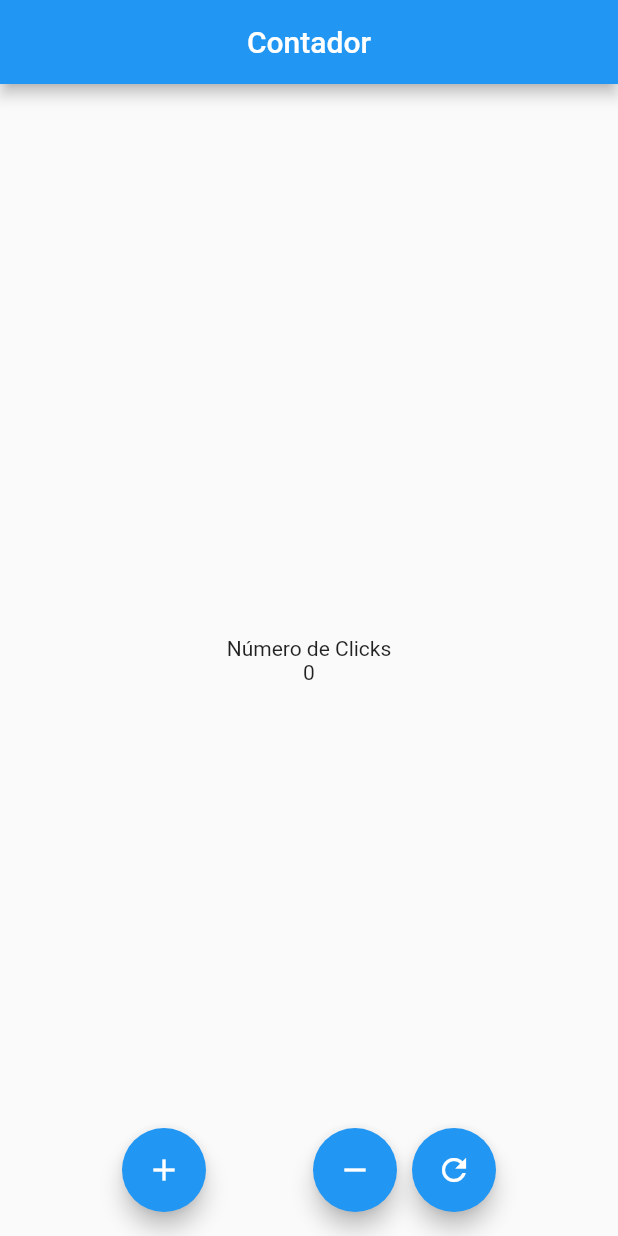
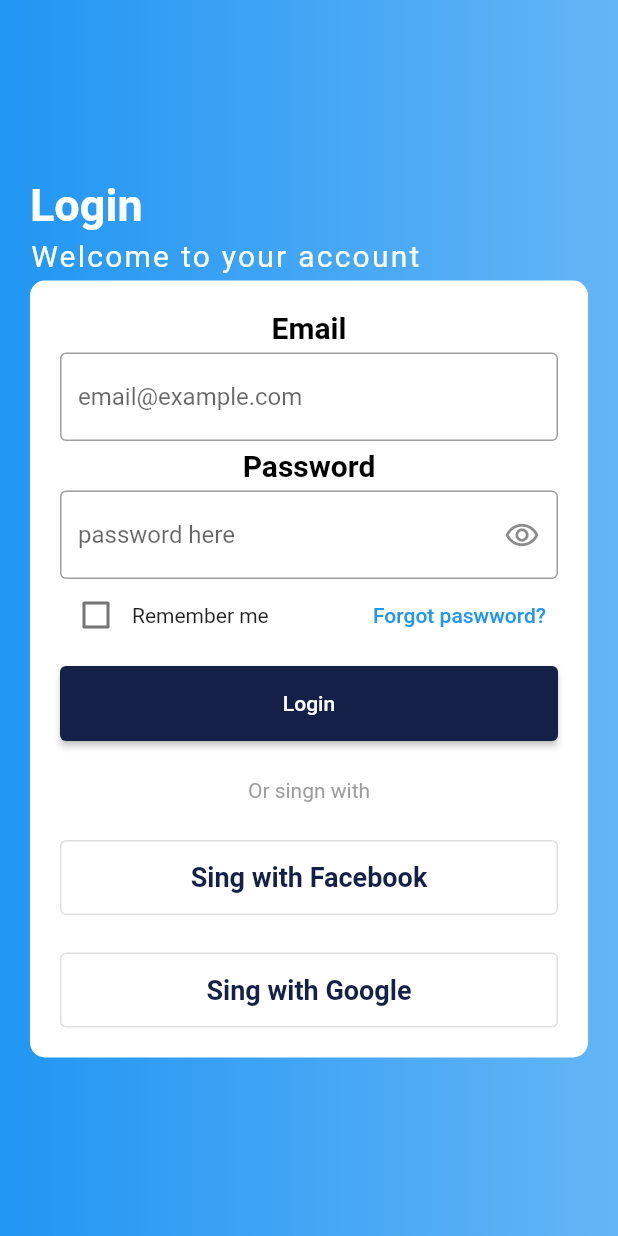
Before and after one commit to IsaacRJimenezR/proyecto_1, a Flutter app: the screen it shows after launch, on a phone screen of 412 x 824 dp. Run offline on Flutter 3.47's test engine with Material 2 defaults, Android fonts, the phone set to English and light mode, and no system bars.

Commit message:
Interfaz de Flutter

```diff
--- a/lib/main.dart
+++ b/lib/main.dart
@@ -1,5 +1,6 @@
 import 'package:flutter/material.dart';
-import 'package:proyecto_1/pages/home_page.dart';
+import 'package:proyecto_1/pages/login_page.dart';
+// import 'package:proyecto_1/pages/home_page.dart';
 
 void main() => runApp(const MyApp());
 
@@ -8,9 +9,9 @@ class MyApp extends StatelessWidget {
 
   @override
   Widget build(BuildContext context) {
-    return MaterialApp(
+    return const MaterialApp(
       title: 'MaterialApp',
-      home: HomePage(),
+      home: LoginPage(),
     );
   }
 }
--- a/lib/pages/home_page.dart
+++ b/lib/pages/home_page.dart
@@ -1,7 +1,7 @@
 import 'package:flutter/material.dart';
 
 class HomePage extends StatefulWidget {
-  HomePage({Key? key}) : super(key: key);
+  const HomePage({Key? key}) : super(key: key);
 
   @override
   State<HomePage> createState() => _HomePageState();
--- /dev/null
+++ b/lib/pages/login_page.dart
@@ -0,0 +1,275 @@
+import 'package:flutter/material.dart';
+
+class LoginPage extends StatefulWidget {
+  const LoginPage({super.key});
+
+  @override
+  State<LoginPage> createState() => _LoginPageState();
+}
+
+class _LoginPageState extends State<LoginPage> {
+  @override
+  Widget build(BuildContext context) {
+    return const Scaffold(
+      body: Stack(
+        children: [
+          Fondo(),
+          Contenido(),
+        ],
+      ),
+    );
+  }
+}
+
+//PARA FONDO
+class Fondo extends StatelessWidget {
+  const Fondo({super.key});
+
+  @override
+  Widget build(BuildContext context) {
+    return Container(
+      decoration: BoxDecoration(
+          gradient: LinearGradient(
+        colors: [
+          Colors.blue.shade300,
+          Colors.blue,
+        ],
+        begin: Alignment.centerRight,
+        end: Alignment.centerLeft,
+      )),
+    );
+  }
+}
+
+//PARA CONTENIDO
+class Contenido extends StatefulWidget {
+  const Contenido({super.key});
+
+  @override
+  State<Contenido> createState() => _ContenidoState();
+}
+
+class _ContenidoState extends State<Contenido> {
+  @override
+  Widget build(BuildContext context) {
+    return const Padding(
+      padding: EdgeInsets.symmetric(horizontal: 20),
+      child: Column(
+        mainAxisAlignment: MainAxisAlignment.center,
+        crossAxisAlignment: CrossAxisAlignment.start,
+        children: [
+          Text(
+            'Login',
+            style: TextStyle(
+              color: Colors.white,
+              fontSize: 30,
+              fontWeight: FontWeight.bold,
+            ),
+          ),
+          SizedBox(
+            height: 5,
+          ),
+          Text(
+            'Welcome to your account',
+            style: TextStyle(
+                color: Colors.white, fontSize: 20, letterSpacing: 1.5),
+          ),
+          SizedBox(
+            height: 5,
+          ),
+          Datos(),
+        ],
+      ),
+    );
+  }
+}
+
+class Datos extends StatefulWidget {
+  const Datos({super.key});
+
+  @override
+  State<Datos> createState() => _DatosState();
+}
+
+class _DatosState extends State<Datos> {
+//Varoable tipo bool
+  bool obs = true;
+
+  @override
+  Widget build(BuildContext context) {
+    return Container(
+      padding: const EdgeInsets.all(20),
+      decoration: BoxDecoration(
+          borderRadius: BorderRadius.circular(10), color: Colors.white),
+      child: Column(
+        children: [
+          const Text(
+            'Email',
+            style: TextStyle(
+              color: Colors.black,
+              fontSize: 20,
+              fontWeight: FontWeight.bold,
+            ),
+          ),
+          const SizedBox(height: 5),
+          TextFormField(
+            keyboardType: TextInputType.emailAddress,
+            decoration: const InputDecoration(
+                border: OutlineInputBorder(), hintText: 'email@example.com'),
+          ),
+          const SizedBox(
+            height: 5,
+          ),
+          const Text(
+            'Password',
+            style: TextStyle(
+              color: Colors.black,
+              fontSize: 20,
+              fontWeight: FontWeight.bold,
+            ),
+          ),
+          const SizedBox(
+            height: 5,
+          ),
+          TextFormField(
+            obscureText: obs,
+            decoration: InputDecoration(
+              border: const OutlineInputBorder(),
+              hintText: 'password here',
+              suffixIcon: IconButton(
+                icon: const Icon(Icons.remove_red_eye_outlined),
+                onPressed: () {
+                  setState(() {
+                    obs == true ? obs = false : obs = true;
+                  });
+                },
+              ),
+            ),
+          ),
+          const Remember(),
+          const SizedBox(
+            height: 5,
+          ),
+          const Botones(),
+        ],
+      ),
+    );
+  }
+}
+
+class Remember extends StatefulWidget {
+  const Remember({super.key});
+
+  @override
+  State<Remember> createState() => _RememberState();
+}
+
+class _RememberState extends State<Remember> {
+  bool valor = false;
+  @override
+  Widget build(BuildContext context) {
+    return Row(
+      children: [
+        Checkbox(
+            value: valor,
+            onChanged: (value) {
+              setState(() {
+                valor == false ? valor = true : valor = false;
+              });
+            }),
+        const Text('Remember me'),
+        const Spacer(),
+        TextButton(
+          onPressed: () {},
+          child: const Text('Forgot paswword?'),
+        )
+      ],
+    );
+  }
+}
+
+class Botones extends StatefulWidget {
+  const Botones({super.key});
+
+  @override
+  State<Botones> createState() => _BotonesState();
+}
+
+class _BotonesState extends State<Botones> {
+  @override
+  Widget build(BuildContext context) {
+    return Column(
+      children: [
+        const SizedBox(
+          height: 5,
+        ),
+        SizedBox(
+          width: double.infinity,
+          height: 50,
+          child: ElevatedButton(
+            onPressed: () {},
+            style: ButtonStyle(
+              backgroundColor:
+                  MaterialStateProperty.all<Color>(const Color(0xff142047)),
+            ),
+            child: const Text(
+              'Login',
+              style: TextStyle(
+                color: Colors.white,
+              ),
+            ),
+          ),
+        ),
+        const SizedBox(
+          height: 25,
+          width: double.infinity,
+        ),
+        const Text(
+          'Or singn with',
+          style: TextStyle(
+            color: Colors.grey,
+          ),
+        ),
+        const SizedBox(
+          height: 25,
+          width: double.infinity,
+        ),
+        SizedBox(
+          width: double.infinity,
+          height: 50,
+          child: OutlinedButton(
+            onPressed: () {},
+            child: const Text(
+              'Sing with Facebook',
+              style: TextStyle(
+                color: Color(0xff142047),
+                fontWeight: FontWeight.bold,
+                fontSize: 18,
+              ),
+            ),
+          ),
+        ),
+        const SizedBox(
+          height: 25,
+          width: double.infinity,
+        ),
+        SizedBox(
+          width: double.infinity,
+          height: 50,
+          child: OutlinedButton(
+            onPressed: () {},
+            child: const Text(
+              'Sing with Google',
+              style: TextStyle(
+                color: Color(0xff142047),
+                fontWeight: FontWeight.bold,
+                fontSize: 18,
+              ),
+            ),
+          ),
+        ),
+        Container()
+      ],
+    );
+  }
+}
```
